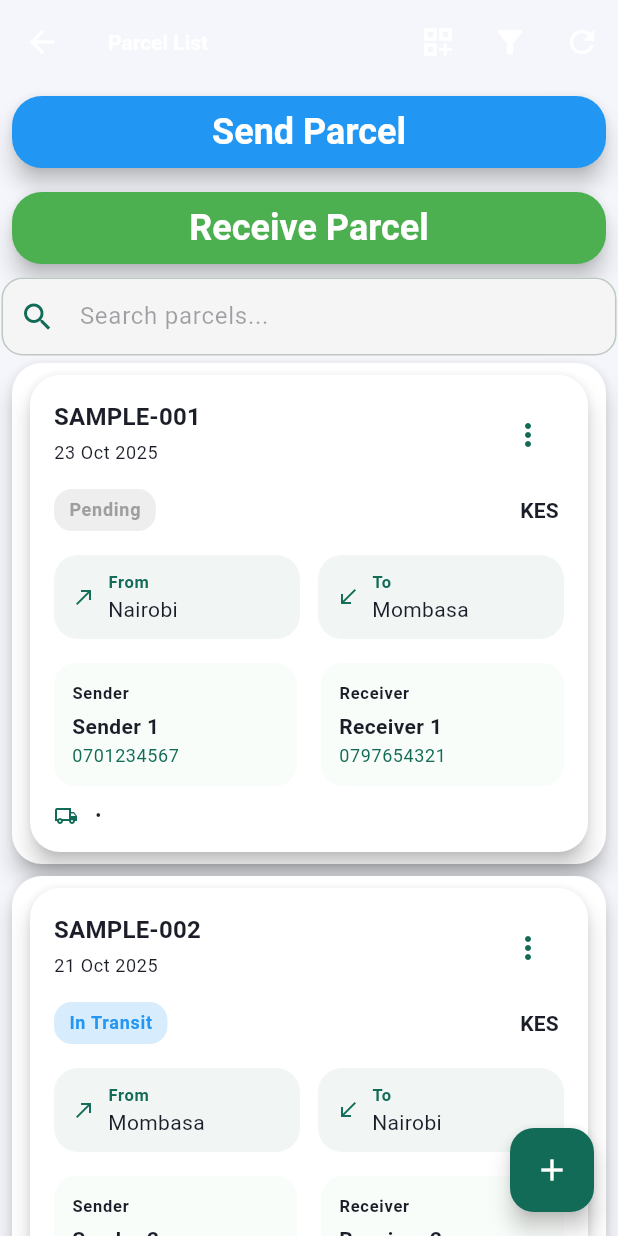
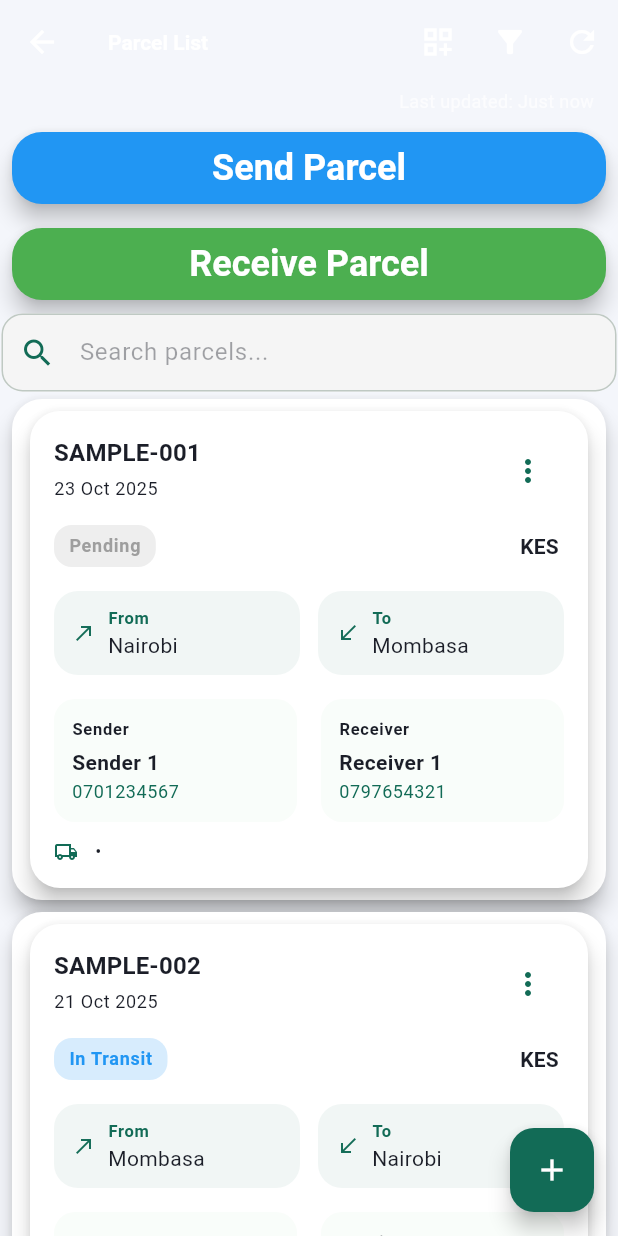
Before and after one commit to Mbugus2008/Parcel, a Flutter app: the ParcelListPage screen opened directly, on a phone screen of 412 x 824 dp. Run offline on Flutter 3.47's test engine with Material 3 defaults, Android fonts, the phone set to English and light mode, and no system bars; our stand-ins replace device_info_plus, get, logger, sqflite; accounts and stored records are empty.

Commit message:
Add last updated timestamp to parcel list
Co-authored-by: Mbugus2008 <20460452+Mbugus2008@users.noreply.github.com>

```diff
--- a/trimline_parcel/lib/controllers/parcel_controller.dart
+++ b/trimline_parcel/lib/controllers/parcel_controller.dart
@@ -22,6 +22,7 @@ class ParcelController extends GetxController {
   final RxBool _isLoading = true.obs;
   final RxString _searchQuery = ''.obs;
   final Rx<ParcelStatus?> _statusFilter = Rx<ParcelStatus?>(null);
+  final Rx<DateTime?> _lastUpdated = Rx<DateTime?>(null);
 
   static const List<ParcelStatus> _statusOrder = <ParcelStatus>[
     ParcelStatus.pending,
@@ -37,6 +38,7 @@ class ParcelController extends GetxController {
   bool get isLoading => _isLoading.value;
   String get searchQuery => _searchQuery.value;
   ParcelStatus? get statusFilter => _statusFilter.value;
+  DateTime? get lastUpdated => _lastUpdated.value;
   List<ParcelStatus> get supportedStatuses => _statusOrder;
 
   Map<ParcelStatus, List<Parcel>> get parcelsByStatus {
@@ -101,6 +103,7 @@ class ParcelController extends GetxController {
       final items = await _dbHelper.getAllParcels();
       _parcels.assignAll(items);
       _filterParcels();
+      _lastUpdated.value = DateTime.now();
     } catch (e) {
       if (kDebugMode) {
         debugPrint('Error loading parcels: ');
--- a/trimline_parcel/lib/pages/parcellist.dart
+++ b/trimline_parcel/lib/pages/parcellist.dart
@@ -6,6 +6,7 @@ import 'package:trimline_parcel/pages/parcel_dashboard_page.dart';
 import 'package:trimline_parcel/widgets/parcel_card.dart';
 import '../models/parcel_model.dart';
 import '../controllers/parcel_controller.dart';
+import '../utilities/time_formatter.dart';
 
 
 class ParcelListPage extends StatefulWidget {
@@ -104,6 +105,25 @@ class _ParcelListPageState extends State<ParcelListPage> {
             ),
           ),
         ],
+        bottom: PreferredSize(
+          preferredSize: const Size.fromHeight(24),
+          child: Obx(() {
+            final lastUpdated = _parcelController.lastUpdated;
+            return Container(
+              alignment: Alignment.centerRight,
+              padding: const EdgeInsets.only(right: 16, bottom: 4),
+              child: Text(
+                lastUpdated != null
+                    ? 'Last updated: ${formatTimeAgo(lastUpdated)}'
+                    : 'Not yet loaded',
+                style: const TextStyle(
+                  fontSize: 12,
+                  color: Colors.white70,
+                ),
+              ),
+            );
+          }),
+        ),
       ),
       body: Column(
         children: [
--- /dev/null
+++ b/trimline_parcel/lib/utilities/time_formatter.dart
@@ -0,0 +1,20 @@
+String formatTimeAgo(DateTime dateTime) {
+  final now = DateTime.now();
+  final difference = now.difference(dateTime);
+
+  if (difference.inSeconds < 60) {
+    return 'Just now';
+  } else if (difference.inMinutes < 60) {
+    final minutes = difference.inMinutes;
+    return '$minutes ${minutes == 1 ? 'minute' : 'minutes'} ago';
+  } else if (difference.inHours < 24) {
+    final hours = difference.inHours;
+    return '$hours ${hours == 1 ? 'hour' : 'hours'} ago';
+  } else if (difference.inDays < 7) {
+    final days = difference.inDays;
+    return '$days ${days == 1 ? 'day' : 'days'} ago';
+  } else {
+    final weeks = (difference.inDays / 7).floor();
+    return '$weeks ${weeks == 1 ? 'week' : 'weeks'} ago';
+  }
+}
```
